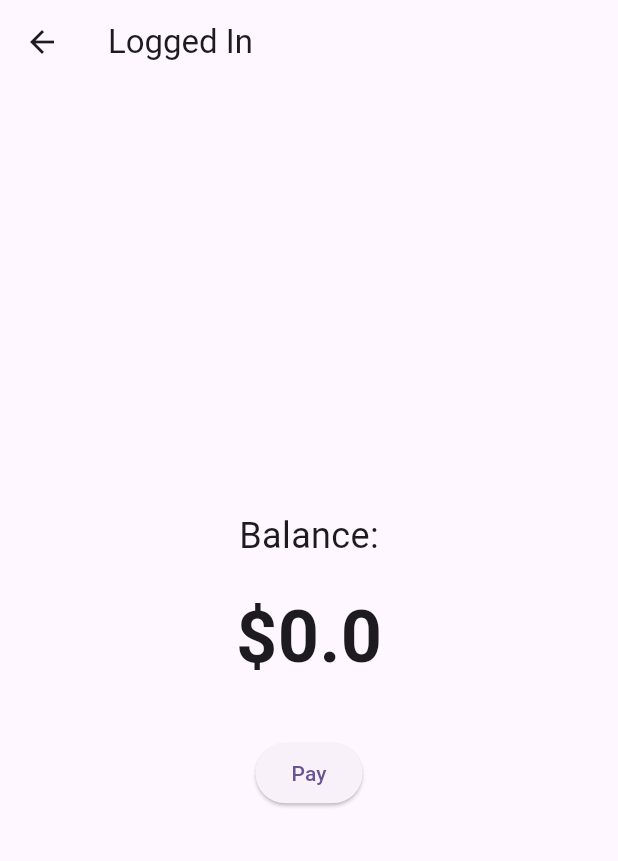
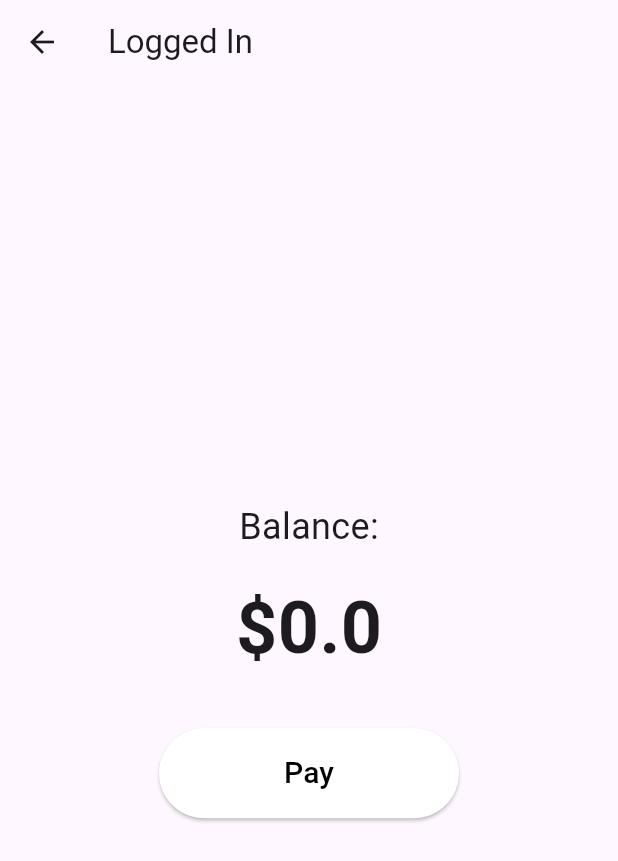
Before and after one commit to DannyMang/payface, a Flutter app: the LoggedInPage screen opened directly, on a phone screen of 412 x 824 dp. Shown: the top 861 px of the screen. Run offline on Flutter 3.47's test engine with Material 3 defaults, Android fonts, the phone set to English and light mode, and no system bars.

Commit message:
fixed button

```diff
--- a/payface/lib/logged_in.dart
+++ b/payface/lib/logged_in.dart
@@ -23,14 +23,21 @@ class LoggedInPage extends StatelessWidget {
             const SizedBox(height: 16),
             Text(
               '\$$balance',
-              style: const  TextStyle(fontSize: 48, fontWeight: FontWeight.bold),
+              style: const TextStyle(fontSize: 48, fontWeight: FontWeight.bold),
             ),
             const SizedBox(height: 32),
             ElevatedButton(
               onPressed: () {
                 _launchCameraApp();
               },
-              child: const Text('Pay'),
+              style: ElevatedButton.styleFrom(
+                foregroundColor: Colors.black, backgroundColor: Colors.white, // Change text color to black
+                minimumSize: Size(200, 60), // Set button size
+              ),
+              child: const Text(
+                'Pay',
+                style: TextStyle(fontSize: 20), // Set text size
+              ),
             ),
           ],
         ),
```
Also changed, not shown: 3 other files.
